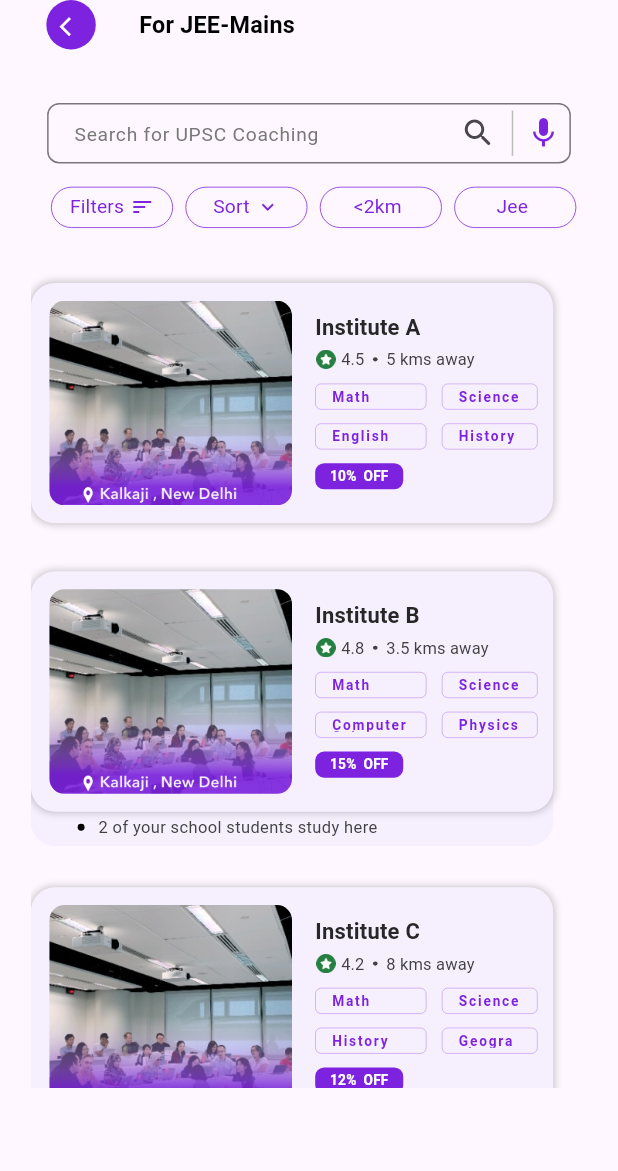
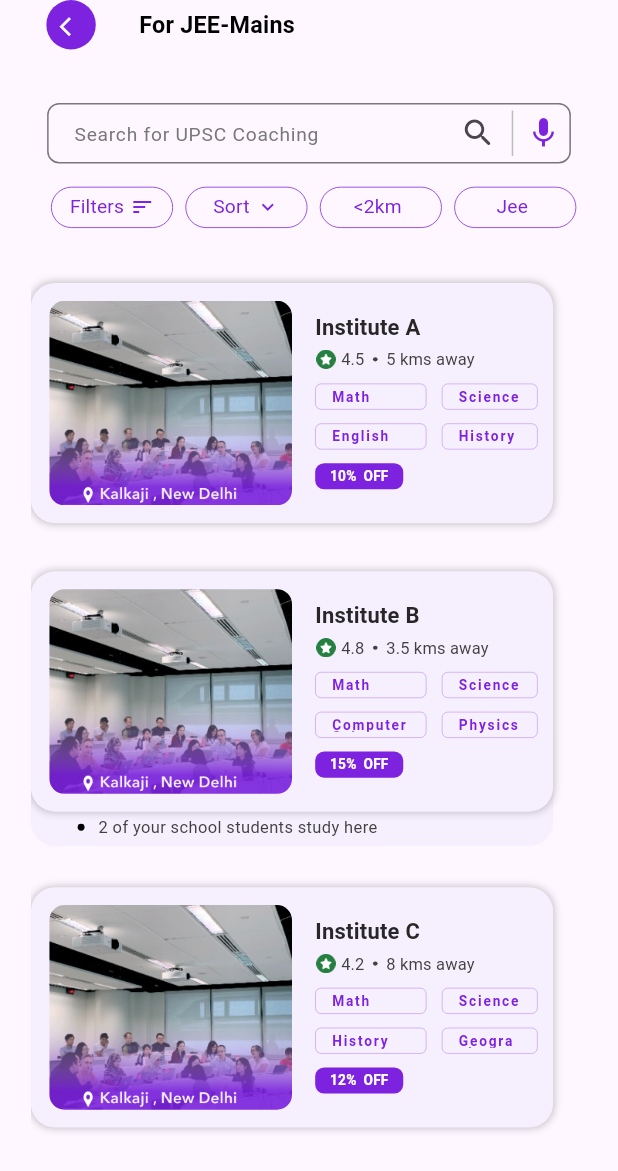
Before and after one commit to Abhi902/ostello, a Flutter app: the screen it shows after launch, on a phone screen of 412 x 824 dp. Shown: the top 1171 px of the screen. Run offline on Flutter 3.47's test engine with Material 3 defaults, Android fonts, the phone set to English and light mode, and no system bars; our stand-ins replace device_preview, flutter_screenutil; Roboto replaces fonts that are missing (Avenir Next LT Pro).

Commit message:
updated complete

```diff
--- a/lib/presentation/search.dart
+++ b/lib/presentation/search.dart
@@ -265,7 +265,7 @@ class _SearchState extends State<Search> {
               height: 30.h,
             ),
             SizedBox(
-              height: 596.h,
+              height: 640.h,
               width: 360.w,
               child: ListView.builder(
                 itemCount: instituteDummy.length,
@@ -287,7 +287,7 @@ class _SearchState extends State<Search> {
                             child: AnimatedContainer(
                               width: 338.w,
                               height:
-                                  instituteDummy[index].colleagues ? 100 : 0,
+                                  instituteDummy[index].colleagues ? 100.h : 0,
                               padding: EdgeInsets.only(bottom: 6.h, left: 30.w),
                               duration: const Duration(seconds: 1),
                               // Adjust the duration as needed
```
